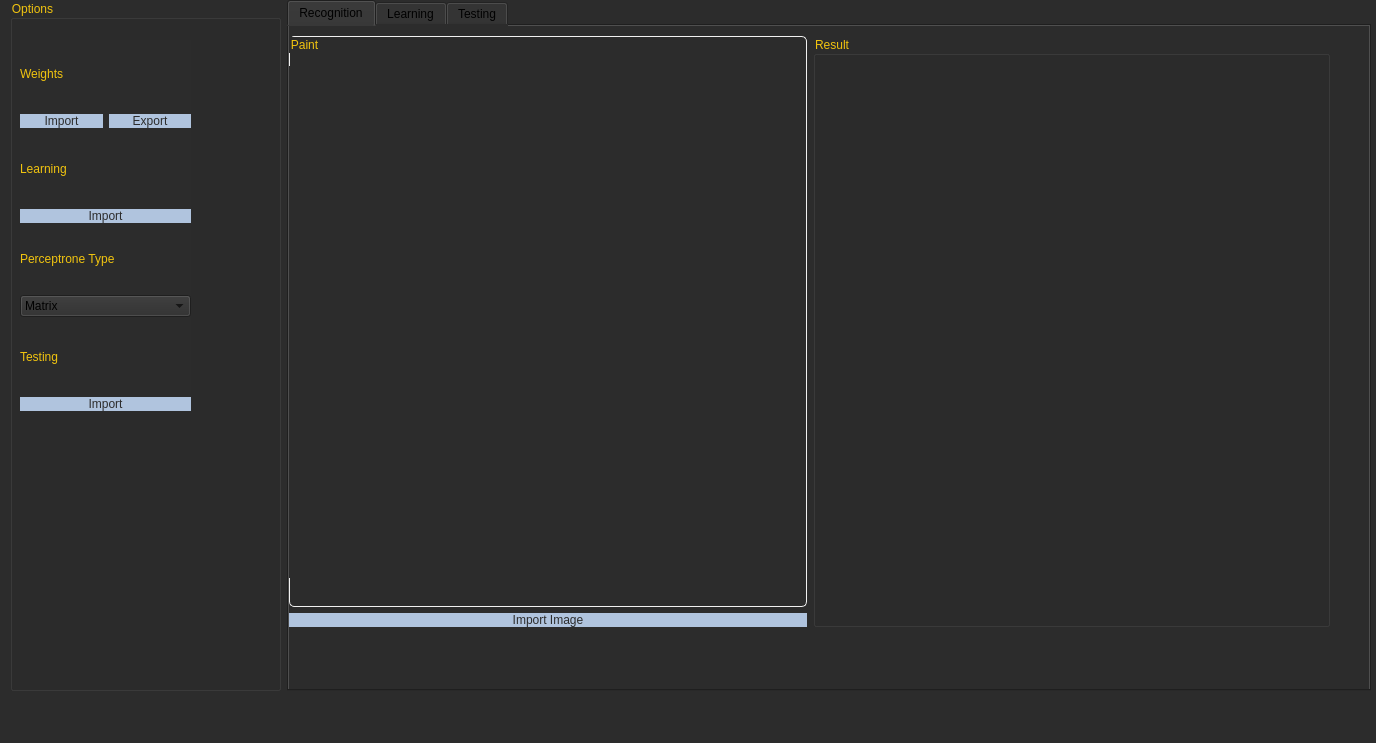
Before: the Qt Designer form MLP/src/view/view.ui in VladBigBrain/VladBigBrain, drawn with Qt 5.
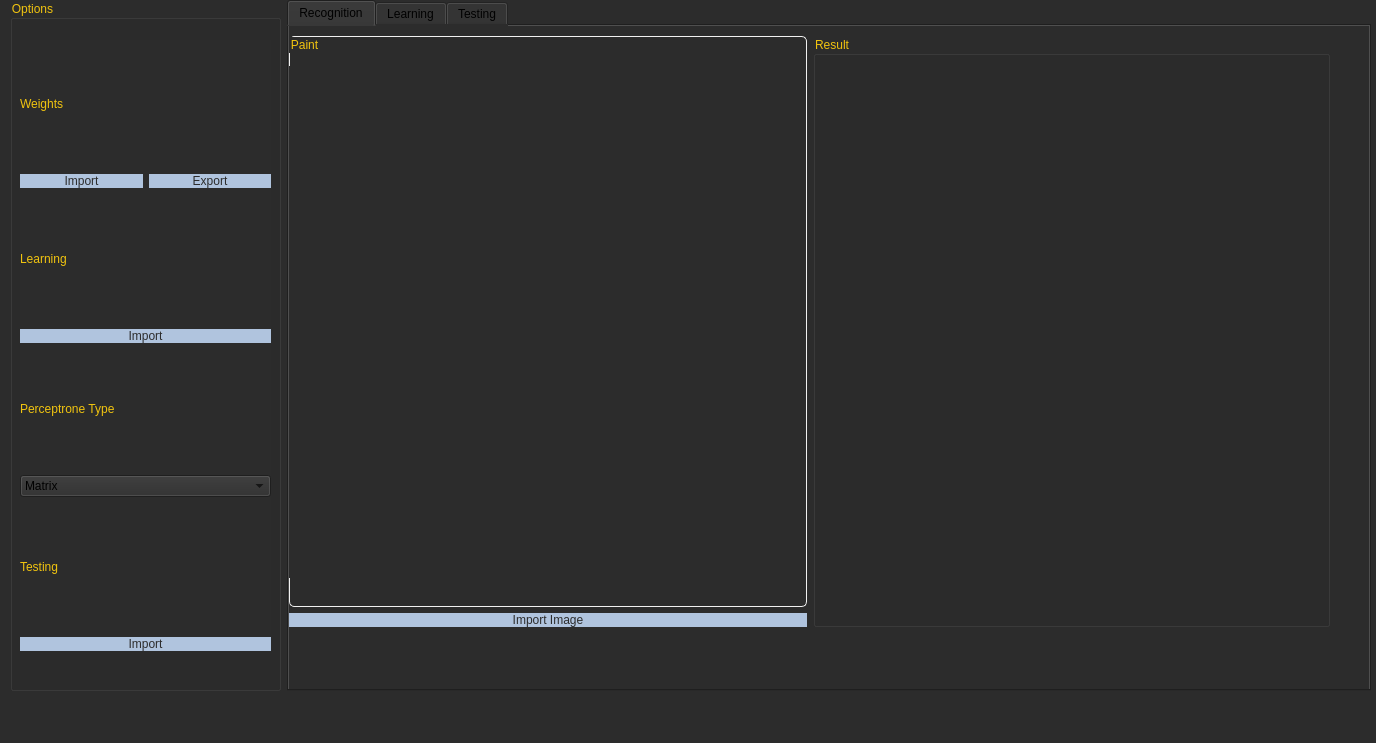
After: the same form once the commit is applied. Custom widgets are drawn as their Qt base class.

Diff of the .ui file:
```diff
--- a/MLP/src/view/view.ui
+++ b/MLP/src/view/view.ui
@@ -104,8 +104,8 @@
            <rect>
             <x>10</x>
             <y>40</y>
-            <width>171</width>
-            <height>371</height>
+            <width>251</width>
+            <height>611</height>
            </rect>
           </property>
           <layout class="QVBoxLayout" name="verticalLayout">
@@ -272,8 +272,8 @@
               <rect>
                <x>0</x>
                <y>20</y>
-               <width>421</width>
-               <height>611</height>
+               <width>511</width>
+               <height>571</height>
               </rect>
              </property>
              <property name="font">
```
Left out of the diff: 8 changed lines with no effect on the pictures.
